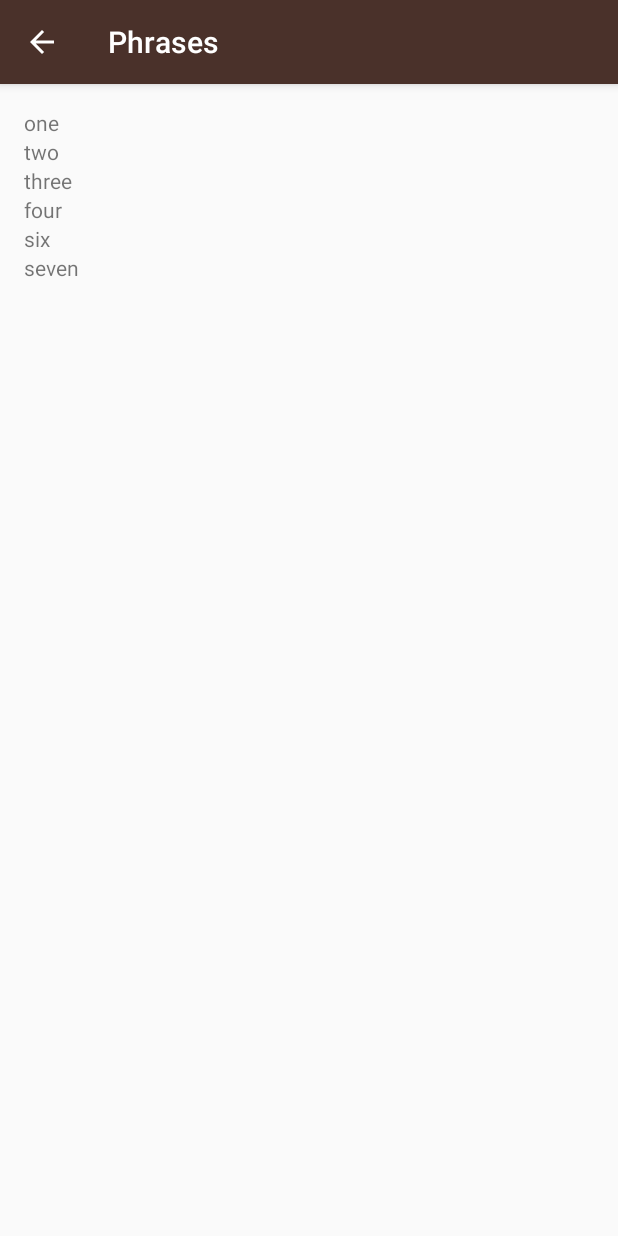
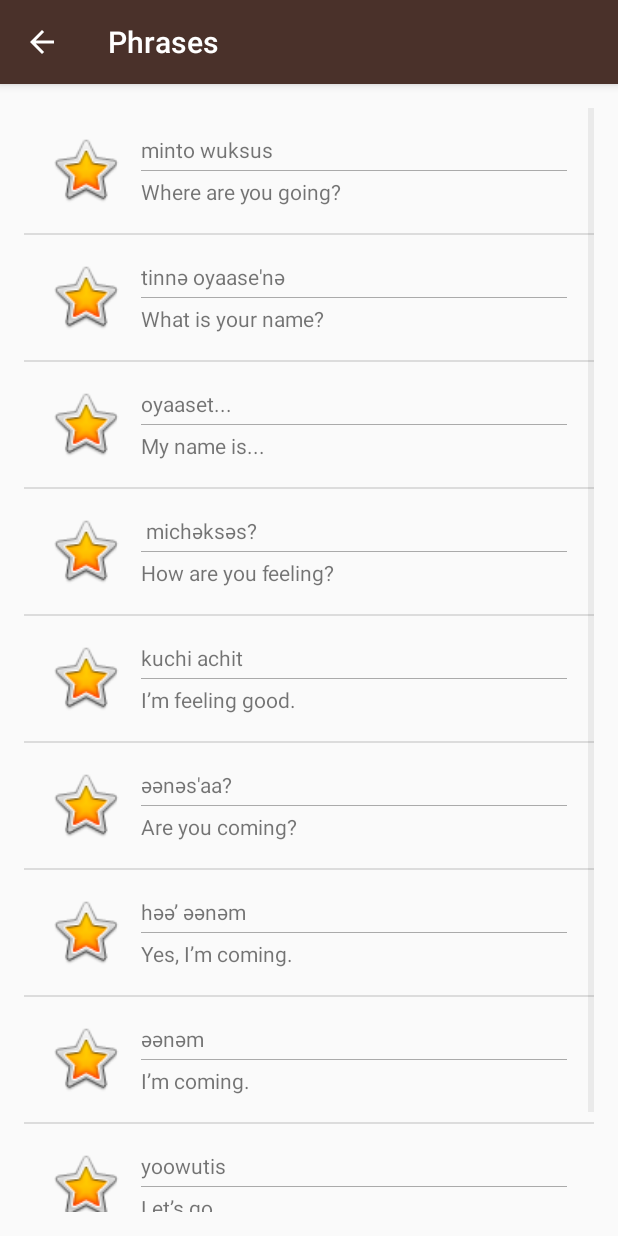
Before and after one commit to indraAsLesmana/Miwok_lesson, an Android app: the PhrasesActivity screen opened directly, with no data from a screen before it, on a phone screen of 412 x 824 dp. Run offline under Robolectric (Android 15) with nearby library versions, the light colour scheme and no system bars.

Commit message:
all section translation done

```diff
--- a/app/src/main/java/com/example/android/miwok/PhrasesActivity.java
+++ /dev/null
@@ -1,71 +0,0 @@
-/*
- * Copyright (C) 2016 The Android Open Source Project
- *
- * Licensed under the Apache License, Version 2.0 (the "License");
- * you may not use this file except in compliance with the License.
- * You may obtain a copy of the License at
- *
- *      http://www.apache.org/licenses/LICENSE-2.0
- *
- * Unless required by applicable law or agreed to in writing, software
- * distributed under the License is distributed on an "AS IS" BASIS,
- * WITHOUT WARRANTIES OR CONDITIONS OF ANY KIND, either express or implied.
- * See the License for the specific language governing permissions and
- * limitations under the License.
- */
-package com.example.android.miwok;
-
-import android.support.v7.app.AppCompatActivity;
-import android.os.Bundle;
-import android.util.Log;
-import android.widget.LinearLayout;
-import android.widget.TextView;
-
-import java.util.ArrayList;
-import java.util.HashMap;
-import java.util.Map;
-
-public class PhrasesActivity extends AppCompatActivity {
-
-    @Override
-    protected void onCreate(Bundle savedInstanceState) {
-        super.onCreate(savedInstanceState);
-        setContentView(R.layout.activity_phrases);
-
-        String[] theData = {"one", "two", "three", "four"};
-        ArrayList<String> temp = new ArrayList<>();
-
-        for (String data : theData) {
-            temp.add(data);
-        }
-
-        temp.add("six");
-        temp.add("seven");
-
-        LinearLayout rootView = (LinearLayout) findViewById(R.id.rootView);
-
-        /*for (int i = 0; i < temp.size(); i++) {
-            TextView text = new TextView(this);
-            text.setText(temp.get(0));
-            rootView.addView(text);
-        }*/
-
-        /*Map<String, String> n = new HashMap<String, String>();
-        for (int i = 0; i < temp.size(); i++) {
-            n.put("number" + i, temp.get(i));
-        }*/
-
-        int index = 0;
-        while (index != 4){
-            Log.v(getPackageName(), "Number: "+ temp.get(index));
-            index++;
-        }
-
-        for (int i = 0; i < temp.size(); i++) {
-            TextView text = new TextView(this);
-            text.setText(temp.get(i));
-            rootView.addView(text);
-        }
-
-    }
-}
--- a/app/src/main/java/com/example/android/miwok/MainActivity.java
+++ b/app/src/main/java/com/example/android/miwok/activity/MainActivity.java
@@ -13,7 +13,7 @@
  * See the License for the specific language governing permissions and
  * limitations under the License.
  */
-package com.example.android.miwok;
+package com.example.android.miwok.activity;
 
 import android.content.Intent;
 import android.os.Bundle;
@@ -21,8 +21,9 @@ import android.support.v7.app.AppCompatActivity;
 import android.util.Log;
 import android.view.View;
 import android.view.View.OnClickListener;
-import android.widget.LinearLayout;
 import android.widget.TextView;
+
+import com.example.android.miwok.R;
 
 import java.util.ArrayList;
 
--- /dev/null
+++ b/app/src/main/java/com/example/android/miwok/activity/PhrasesActivity.java
@@ -0,0 +1,60 @@
+/*
+ * Copyright (C) 2016 The Android Open Source Project
+ *
+ * Licensed under the Apache License, Version 2.0 (the "License");
+ * you may not use this file except in compliance with the License.
+ * You may obtain a copy of the License at
+ *
+ *      http://www.apache.org/licenses/LICENSE-2.0
+ *
+ * Unless required by applicable law or agreed to in writing, software
+ * distributed under the License is distributed on an "AS IS" BASIS,
+ * WITHOUT WARRANTIES OR CONDITIONS OF ANY KIND, either express or implied.
+ * See the License for the specific language governing permissions and
+ * limitations under the License.
+ */
+package com.example.android.miwok.activity;
+
+import android.support.v7.app.AppCompatActivity;
+import android.os.Bundle;
+import android.util.Log;
+import android.widget.LinearLayout;
+import android.widget.ListView;
+import android.widget.TextView;
+
+import com.example.android.miwok.R;
+import com.example.android.miwok.adapter.WordAdapter;
+import com.example.android.miwok.model.Word;
+
+import java.util.ArrayList;
+import java.util.HashMap;
+import java.util.Map;
+
+public class PhrasesActivity extends AppCompatActivity {
+
+    ListView listView;
+
+    @Override
+    protected void onCreate(Bundle savedInstanceState) {
+        super.onCreate(savedInstanceState);
+        setContentView(R.layout.activity_phrases);
+        listView = (ListView) findViewById(R.id.phrases_datalist);
+
+        ArrayList<Word> theData = new ArrayList<>();
+
+        theData.add(new Word("Where are you going?", "minto wuksus"));
+        theData.add(new Word("What is your name?", "tinnә oyaase'nә"));
+        theData.add(new Word("My name is...", "oyaaset..."));
+        theData.add(new Word("How are you feeling?", " michәksәs?"));
+        theData.add(new Word("I’m feeling good.", "kuchi achit"));
+        theData.add(new Word("Are you coming?", "әәnәs'aa?"));
+        theData.add(new Word("Yes, I’m coming.", "hәә’ әәnәm"));
+        theData.add(new Word("I’m coming.", "әәnәm"));
+        theData.add(new Word("Let’s go.", "yoowutis"));
+        theData.add(new Word("Come here.", "әnni'nem"));
+
+        WordAdapter adapter = new WordAdapter(this, theData);
+
+        listView.setAdapter(adapter);
+    }
+}
--- a/app/src/main/java/adapter/WordAdapter.java
+++ b/app/src/main/java/com/example/android/miwok/adapter/WordAdapter.java
@@ -1,4 +1,4 @@
-package adapter;
+package com.example.android.miwok.adapter;
 
 import android.content.Context;
 import android.support.annotation.NonNull;
@@ -12,7 +12,7 @@ import com.example.android.miwok.R;
 
 import java.util.ArrayList;
 
-import model.Word;
+import com.example.android.miwok.model.Word;
 
 /**
  * Created by indraaguslesmana on 12/13/16.
--- a/app/src/main/java/model/Word.java
+++ b/app/src/main/java/com/example/android/miwok/model/Word.java
@@ -1,6 +1,4 @@
-package model;
-
-import android.widget.ArrayAdapter;
+package com.example.android.miwok.model;
 
 /**
  * Created by indraaguslesmana on 12/13/16.
--- a/app/src/main/res/layout/activity_main.xml
+++ b/app/src/main/res/layout/activity_main.xml
@@ -20,7 +20,7 @@
     android:layout_height="match_parent"
     android:background="@color/tan_background"
     android:orientation="vertical"
-    tools:context="com.example.android.miwok.MainActivity">
+    tools:context="com.example.android.miwok.activity.MainActivity">
 
     <TextView
         android:id="@+id/numbers"
--- a/app/src/main/res/layout/activity_phrases.xml
+++ b/app/src/main/res/layout/activity_phrases.xml
@@ -13,16 +13,11 @@
      See the License for the specific language governing permissions and
      limitations under the License.
 -->
-<LinearLayout xmlns:android="http://schemas.android.com/apk/res/android"
-    xmlns:tools="http://schemas.android.com/tools"
-    android:id="@+id/rootView"
+<ListView xmlns:android="http://schemas.android.com/apk/res/android"
+    android:id="@+id/phrases_datalist"
     android:layout_width="match_parent"
-    android:layout_height="match_parent"
-    android:orientation="vertical"
+    android:layout_height="wrap_content"
     android:paddingBottom="@dimen/activity_vertical_margin"
     android:paddingLeft="@dimen/activity_horizontal_margin"
     android:paddingRight="@dimen/activity_horizontal_margin"
-    android:paddingTop="@dimen/activity_vertical_margin"
-    tools:context="com.example.android.miwok.PhrasesActivity">
-
-</LinearLayout>
+    android:paddingTop="@dimen/activity_vertical_margin" />
--- a/app/src/main/res/layout/list_item.xml
+++ b/app/src/main/res/layout/list_item.xml
@@ -23,7 +23,8 @@
             android:layout_width="wrap_content"
             android:layout_height="wrap_content"
             android:padding="@dimen/item_padding"
-            android:text="@string/notilu" />
+            android:text="@string/notilu"
+            />
 
         <View
             android:layout_width="match_parent"
```
Also changed, not shown: app/src/main/AndroidManifest.xml (+13 -13 lines), app/src/main/java/com/example/android/miwok/ColorsActivity.java (deleted, +0 -28 lines), app/src/main/java/com/example/android/miwok/FamilyActivity.java (deleted, +0 -28 lines), app/src/main/java/com/example/android/miwok/activity/ColorsActivity.java (added, +53 -0 lines), app/src/main/java/com/example/android/miwok/activity/FamilyActivity.java (added, +67 -0 lines), app/src/main/java/com/example/android/miwok/activity/NumbersActivity.java (renamed from app/src/main/java/com/example/android/miwok/NumbersActivity.java, +4 -8 lines), app/src/main/java/com/example/android/miwok/helper/Helper.java (added, +14 -0 lines), app/src/main/res/layout/activity_colors.xml (+4 -7 lines), app/src/main/res/layout/activity_family.xml (+4 -3 lines), app/src/main/res/values/strings.xml (+13 -0 lines).
